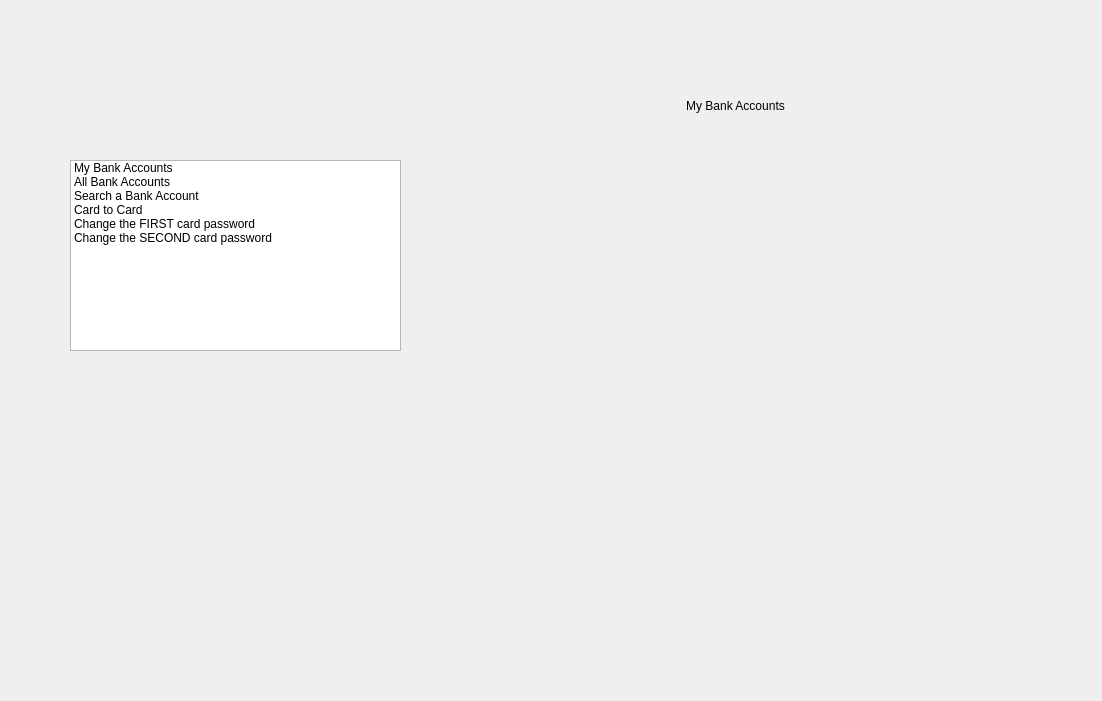
Before: the Qt Designer form UIAP_Final/costumerpanel.ui in a-HA7-z/UIAP_Final, drawn with Qt 5.
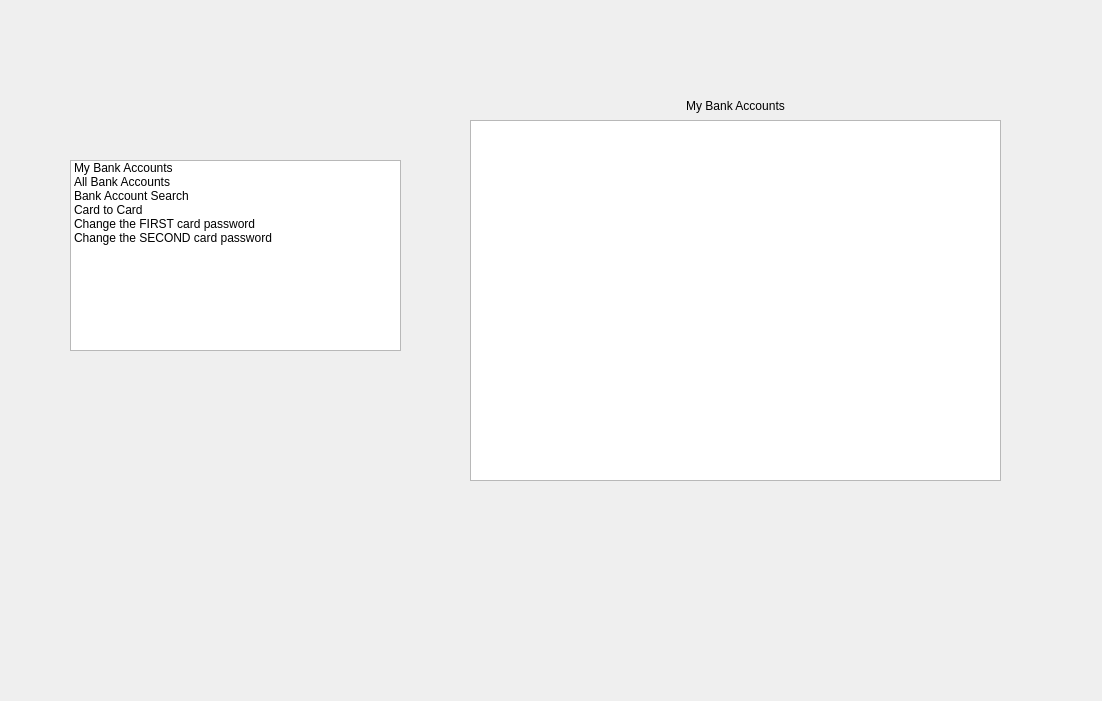
After: the same form once the commit is applied.

Commit message: Show my bank accounts page

Patch:
```diff
--- a/UIAP_Final/costumerpanel.ui
+++ b/UIAP_Final/costumerpanel.ui
@@ -37,7 +37,7 @@
    </item>
    <item>
     <property name="text">
-     <string>Search a Bank Account</string>
+     <string>Bank Account Search</string>
     </property>
    </item>
    <item>
@@ -82,6 +82,16 @@
       <set>Qt::AlignmentFlag::AlignCenter</set>
      </property>
     </widget>
+    <widget class="QListWidget" name="myAccountsList">
+     <property name="geometry">
+      <rect>
+       <x>0</x>
+       <y>40</y>
+       <width>531</width>
+       <height>361</height>
+      </rect>
+     </property>
+    </widget>
    </widget>
    <widget class="QWidget" name="page_3"/>
    <widget class="QWidget" name="page_4"/>
```
The commit also changes 2 other files.
